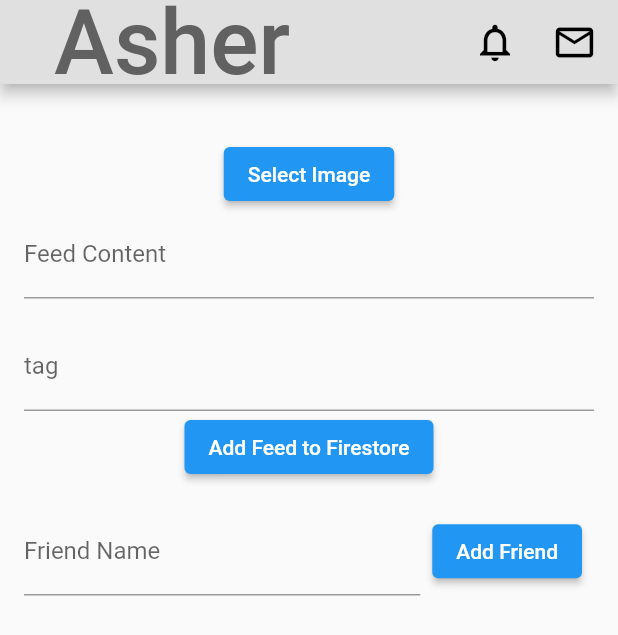
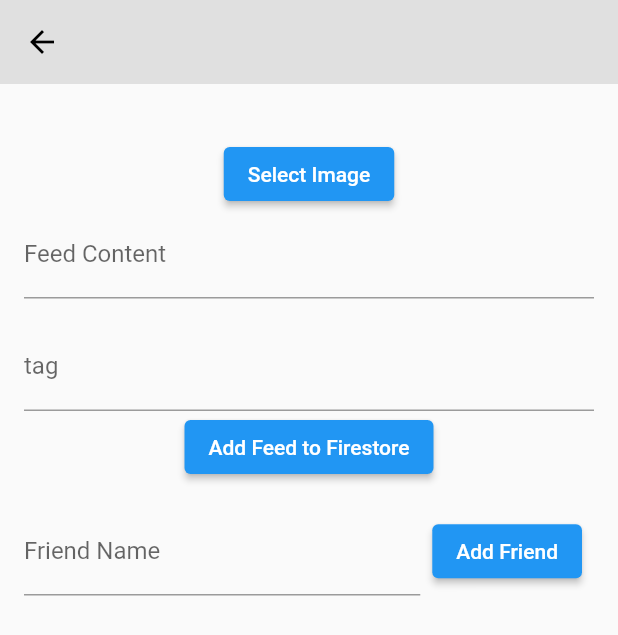
Before and after one commit to bajnsk/Capstone_Design2_Asher, a Flutter app: the FeedGenerator screen opened directly, after a tap on "Add Feed to Firestore", on a phone screen of 412 x 824 dp. Shown: the top 635 px of the screen. Run offline on Flutter 3.47's test engine with Material 2 defaults, Android fonts, the phone set to English and light mode, and no system bars; our stand-ins replace cloud_firestore, firebase_auth, firebase_core, firebase_storage, fluttertoast, google_fonts and 4 more; missing offline and left inert: flutter_state_notifier; accounts and stored records are empty; network calls fail.

Commit message:
FEED 제작 편의성 수정

```diff
--- a/lib/Appbar/v_appbar_widget.dart
+++ b/lib/Appbar/v_appbar_widget.dart
@@ -30,7 +30,7 @@ class AsherAppbar extends StatelessWidget implements PreferredSizeWidget {
             onPressed: () {
               // 버튼을 눌렀을 때 수행할 동작 추가할 것
               // DB 테스트용 위젯 연결
-              Navigator.pushReplacement(
+              Navigator.push(
                 context,
                 MaterialPageRoute(builder: (context) => FeedGenerator()),
               );
--- a/lib/DB/feed_generator.dart
+++ b/lib/DB/feed_generator.dart
@@ -2,7 +2,6 @@ import 'package:firebase_auth/firebase_auth.dart';
 import 'package:flutter/material.dart';
 import 'package:cloud_firestore/cloud_firestore.dart';
 import 'package:flutter/services.dart';
-import '../Appbar/v_appbar_widget.dart';
 import 'dart:typed_data';
 import 'package:uuid/uuid.dart';
 import 'package:image_picker/image_picker.dart';
@@ -217,8 +216,18 @@ class _FeedGeneratorState extends State<FeedGenerator> {
   @override
   Widget build(BuildContext context) {
     return Scaffold(
-      appBar: AsherAppbar(),
-      body: Padding(
+      appBar: AppBar(
+        backgroundColor: Colors.grey[300],
+        elevation: 0,
+        leading: IconButton(
+          icon: Icon(Icons.arrow_back, color: Colors.black),
+          onPressed: () {
+            Navigator.of(context).pop();
+          },
+        ),
+      ),
+      body: SingleChildScrollView(
+        child: Padding(
           padding: const EdgeInsets.all(16.0),
           child: Column(
             children: [
@@ -255,6 +264,7 @@ class _FeedGeneratorState extends State<FeedGenerator> {
               ElevatedButton(
                 onPressed: () async {
                   if (_imageBytes != null) {
+                    FocusScope.of(context).unfocus();
                     // 이미지가 선택되었을 때만 피드 저장
                     // 이미지 파일의 경로를 얻어 Firebase Storage에 업로드
 
@@ -266,7 +276,10 @@ class _FeedGeneratorState extends State<FeedGenerator> {
                       _contentController.text,
                       file.path,
                       _tagController.text,
-                  ); // 이미지 파일의 경로를 사용
+                    );// 이미지 파일의 경로를 사용
+                    ScaffoldMessenger.of(context).showSnackBar(
+                      SnackBar(content: Text('Feed를 등록했습니다.')),
+                    );
                   } else {
                     // 이미지가 선택되지 않은 경우에 대한 처리
                     print(
@@ -298,6 +311,7 @@ class _FeedGeneratorState extends State<FeedGenerator> {
             ],
           ),
         ),
+      ),
     );
   }
 }
```
Lines whose indentation alone changed are shown as unchanged.
